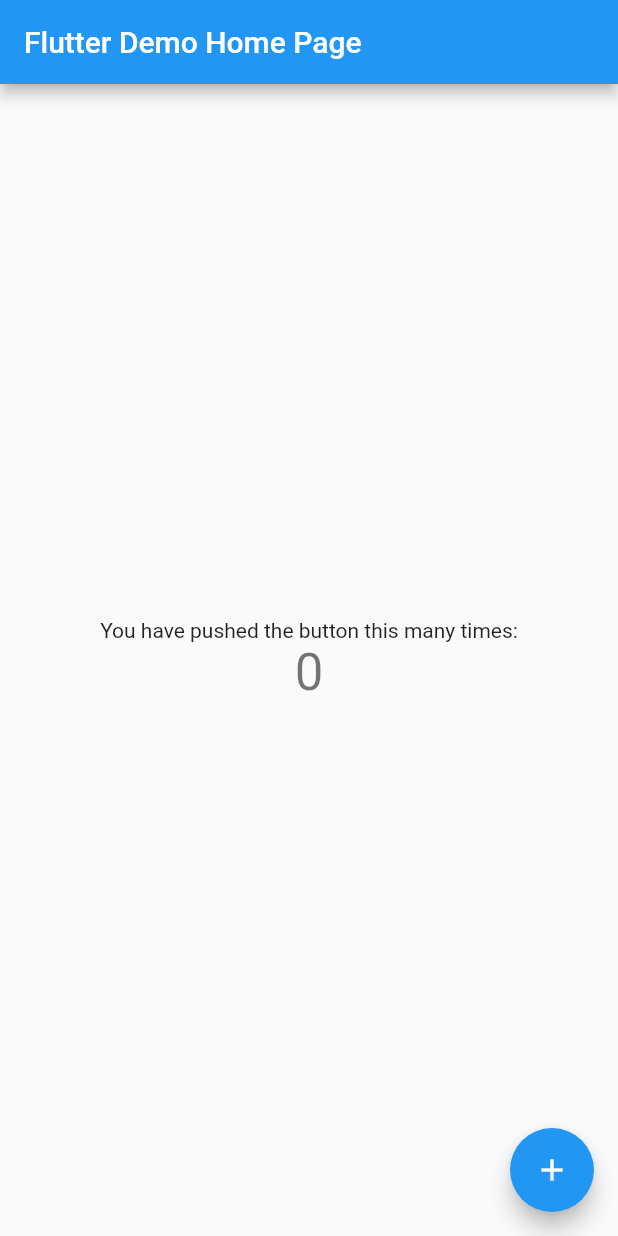
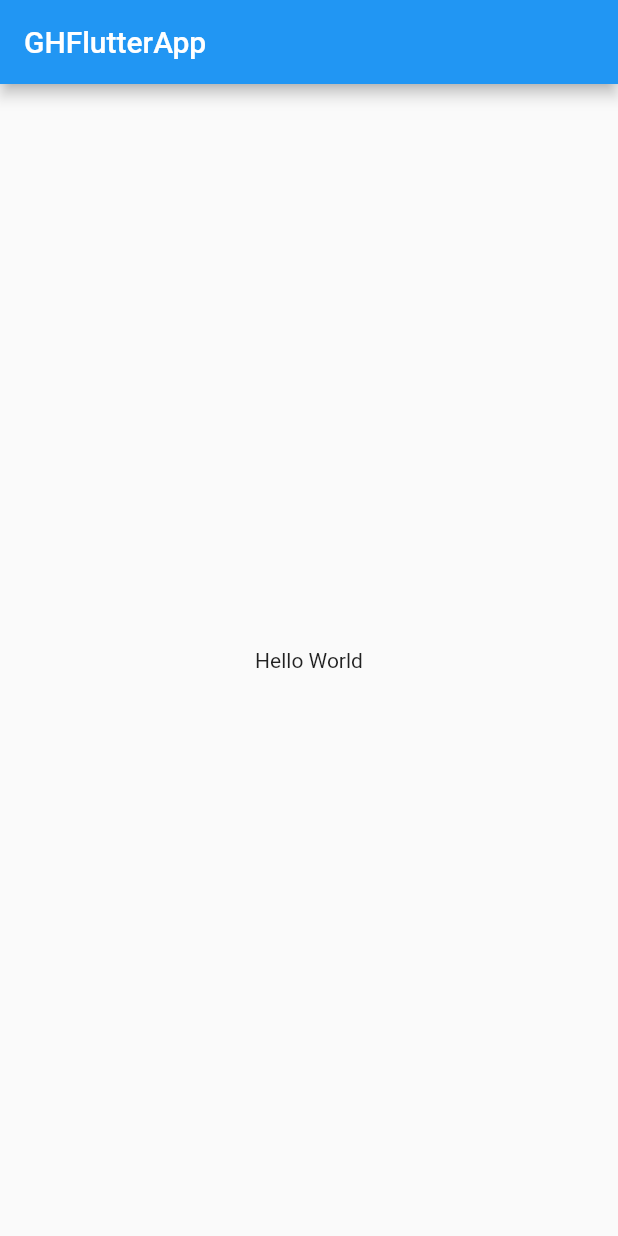
Before and after one commit to Istiakmorsalin/FlutterPlayGround, a Flutter app: the screen it shows after launch, on a phone screen of 412 x 824 dp. Run offline on Flutter 3.47's test engine with Material 2 defaults, Android fonts, the phone set to English and light mode, and no system bars.

Commit message:
added first widget

```diff
--- a/lib/main.dart
+++ b/lib/main.dart
@@ -1,111 +1,21 @@
 import 'package:flutter/material.dart';
 
-void main() => runApp(MyApp());
+void main() => runApp(GHFlutterApp());
 
-class MyApp extends StatelessWidget {
-  // This widget is the root of your application.
+
+class GHFlutterApp extends StatelessWidget {
   @override
   Widget build(BuildContext context) {
     return MaterialApp(
-      title: 'Flutter Demo',
-      theme: ThemeData(
-        // This is the theme of your application.
-        //
-        // Try running your application with "flutter run". You'll see the
-        // application has a blue toolbar. Then, without quitting the app, try
-        // changing the primarySwatch below to Colors.green and then invoke
-        // "hot reload" (press "r" in the console where you ran "flutter run",
-        // or simply save your changes to "hot reload" in a Flutter IDE).
-        // Notice that the counter didn't reset back to zero; the application
-        // is not restarted.
-        primarySwatch: Colors.blue,
+      title: 'GHFlutter',
+      home: Scaffold(
+        appBar: AppBar(
+          title: Text('GHFlutterApp'),
+        ),
+        body: Center(
+          child: Text('Hello World'),
+        ),
       ),
-      home: MyHomePage(title: 'Flutter Demo Home Page'),
     );
   }
 }
-
-class MyHomePage extends StatefulWidget {
-  MyHomePage({Key key, this.title}) : super(key: key);
-
-  // This widget is the home page of your application. It is stateful, meaning
-  // that it has a State object (defined below) that contains fields that affect
-  // how it looks.
-
-  // This class is the configuration for the state. It holds the values (in this
-  // case the title) provided by the parent (in this case the App widget) and
-  // used by the build method of the State. Fields in a Widget subclass are
-  // always marked "final".
-
-  final String title;
-
-  @override
-  _MyHomePageState createState() => _MyHomePageState();
-}
-
-class _MyHomePageState extends State<MyHomePage> {
-  int _counter = 0;
-
-  void _incrementCounter() {
-    setState(() {
-      // This call to setState tells the Flutter framework that something has
-      // changed in this State, which causes it to rerun the build method below
-      // so that the display can reflect the updated values. If we changed
-      // _counter without calling setState(), then the build method would not be
-      // called again, and so nothing would appear to happen.
-      _counter++;
-    });
-  }
-
-  @override
-  Widget build(BuildContext context) {
-    // This method is rerun every time setState is called, for instance as done
-    // by the _incrementCounter method above.
-    //
-    // The Flutter framework has been optimized to make rerunning build methods
-    // fast, so that you can just rebuild anything that needs updating rather
-    // than having to individually change instances of widgets.
-    return Scaffold(
-      appBar: AppBar(
-        // Here we take the value from the MyHomePage object that was created by
-        // the App.build method, and use it to set our appbar title.
-        title: Text(widget.title),
-      ),
-      body: Center(
-        // Center is a layout widget. It takes a single child and positions it
-        // in the middle of the parent.
-        child: Column(
-          // Column is also a layout widget. It takes a list of children and
-          // arranges them vertically. By default, it sizes itself to fit its
-          // children horizontally, and tries to be as tall as its parent.
-          //
-          // Invoke "debug painting" (press "p" in the console, choose the
-          // "Toggle Debug Paint" action from the Flutter Inspector in Android
-          // Studio, or the "Toggle Debug Paint" command in Visual Studio Code)
-          // to see the wireframe for each widget.
-          //
-          // Column has various properties to control how it sizes itself and
-          // how it positions its children. Here we use mainAxisAlignment to
-          // center the children vertically; the main axis here is the vertical
-          // axis because Columns are vertical (the cross axis would be
-          // horizontal).
-          mainAxisAlignment: MainAxisAlignment.center,
-          children: <Widget>[
-            Text(
-              'You have pushed the button this many times:',
-            ),
-            Text(
-              '$_counter',
-              style: Theme.of(context).textTheme.display1,
-            ),
-          ],
-        ),
-      ),
-      floatingActionButton: FloatingActionButton(
-        onPressed: _incrementCounter,
-        tooltip: 'Increment',
-        child: Icon(Icons.add),
-      ), // This trailing comma makes auto-formatting nicer for build methods.
-    );
-  }
-}
```
Also changed, not shown: 1 other file.
